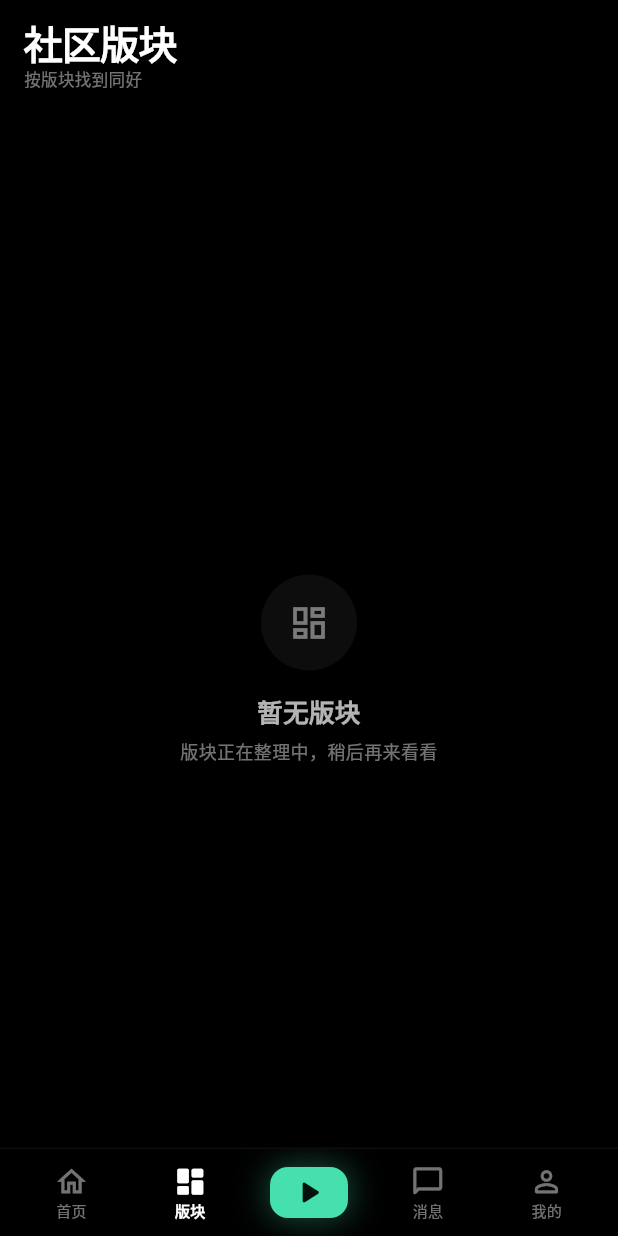
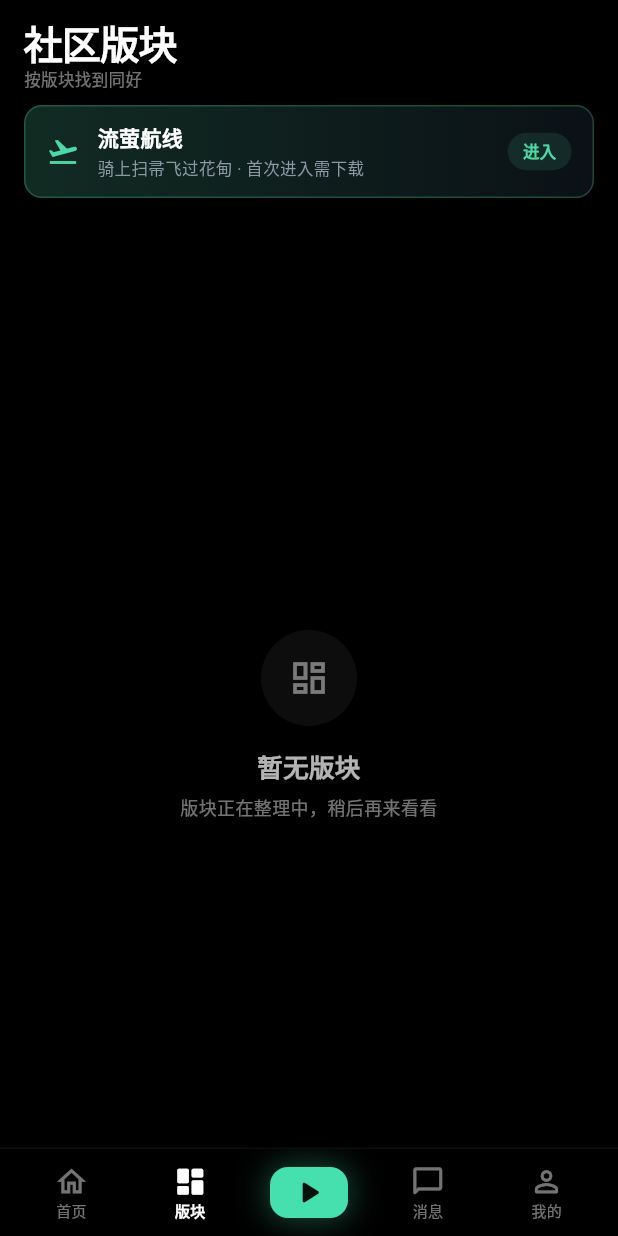
Before and after one commit to 13048773046/liuying-community, a Flutter app: the screen it shows after launch, item 2 of the bottom bar chosen, on a phone screen of 412 x 824 dp. Run offline on Flutter 3.47's test engine with Material 3 defaults, Android fonts, the phone set to English and light mode, and no system bars; our stand-ins replace cached_network_image, flutter_map, flutter_svg, image_picker, just_audio, latlong2 and 4 more; accounts and stored records are empty; network calls fail.

Commit message:
v0.3.0 流萤航线：按需下载资源包 + 本地离线运行 + 触屏适配入口

```diff
--- a/lib/pages/boards/boards_page.dart
+++ b/lib/pages/boards/boards_page.dart
@@ -8,6 +8,7 @@ import 'package:flutter/material.dart';
 import '../../api/client.dart';
 import '../../design/components.dart';
 import '../../widgets/board_feed_grid.dart';
+import '../game/petalwake_page.dart';
 
 class Board {
   final String id;
@@ -87,6 +88,7 @@ class _BoardsPageState extends State<BoardsPage> {
           crossAxisAlignment: CrossAxisAlignment.start,
           children: [
             _header(),
+            _flightCard(context),
             if (!_loading && _boards.isNotEmpty) ...[
               TagRail(
                 labels: _boards.map(_label).toList(),
@@ -100,6 +102,75 @@ class _BoardsPageState extends State<BoardsPage> {
             ],
             Expanded(child: _content()),
           ],
+        ),
+      ),
+    );
+  }
+
+
+  /// 「流萤航线」入口：现成的 WebGL 网页游戏，首次点进去才下载资源包，之后本地离线运行。
+  Widget _flightCard(BuildContext context) {
+    return Padding(
+      padding: const EdgeInsets.fromLTRB(16, 2, 16, 10),
+      child: Material(
+        color: Colors.transparent,
+        child: InkWell(
+          borderRadius: BorderRadius.circular(12),
+          onTap: () => Navigator.of(context).push(
+              MaterialPageRoute(builder: (_) => const PetalwakePage())),
+          child: Container(
+            height: 62,
+            padding: const EdgeInsets.symmetric(horizontal: 14),
+            decoration: BoxDecoration(
+              borderRadius: BorderRadius.circular(12),
+              gradient: const LinearGradient(
+                begin: Alignment.centerLeft,
+                end: Alignment.centerRight,
+                colors: [Color(0xFF112B23), Color(0xFF0B1116)],
+              ),
+              border: Border.all(color: const Color(0x444CD9A5)),
+            ),
+            child: Row(
+              children: [
+                const Icon(Icons.flight_takeoff,
+                    size: 22, color: Color(0xFF4CD9A5)),
+                const SizedBox(width: 12),
+                Expanded(
+                  child: Column(
+                    mainAxisAlignment: MainAxisAlignment.center,
+                    crossAxisAlignment: CrossAxisAlignment.start,
+                    children: const [
+                      Text('流萤航线',
+                          style: TextStyle(
+                              fontSize: 14,
+                              fontWeight: FontWeight.w700,
+                              color: Colors.white)),
+                      SizedBox(height: 3),
+                      Text('骑上扫帚飞过花甸 · 首次进入需下载',
+                          maxLines: 1,
+                          overflow: TextOverflow.ellipsis,
+                          style: TextStyle(
+                              fontSize: 11, color: Color(0xFF8E97A5))),
+                    ],
+                  ),
+                ),
+                const SizedBox(width: 8),
+                Container(
+                  padding:
+                      const EdgeInsets.symmetric(horizontal: 10, vertical: 5),
+                  decoration: BoxDecoration(
+                    color: const Color(0x1F4CD9A5),
+                    borderRadius: BorderRadius.circular(20),
+                  ),
+                  child: const Text('进入',
+                      style: TextStyle(
+                          fontSize: 11,
+                          fontWeight: FontWeight.w600,
+                          color: Color(0xFF4CD9A5))),
+                ),
+              ],
+            ),
+          ),
         ),
       ),
     );
```
Also changed, not shown: pubspec.yaml (+7 -1 lines), 2 other files.
